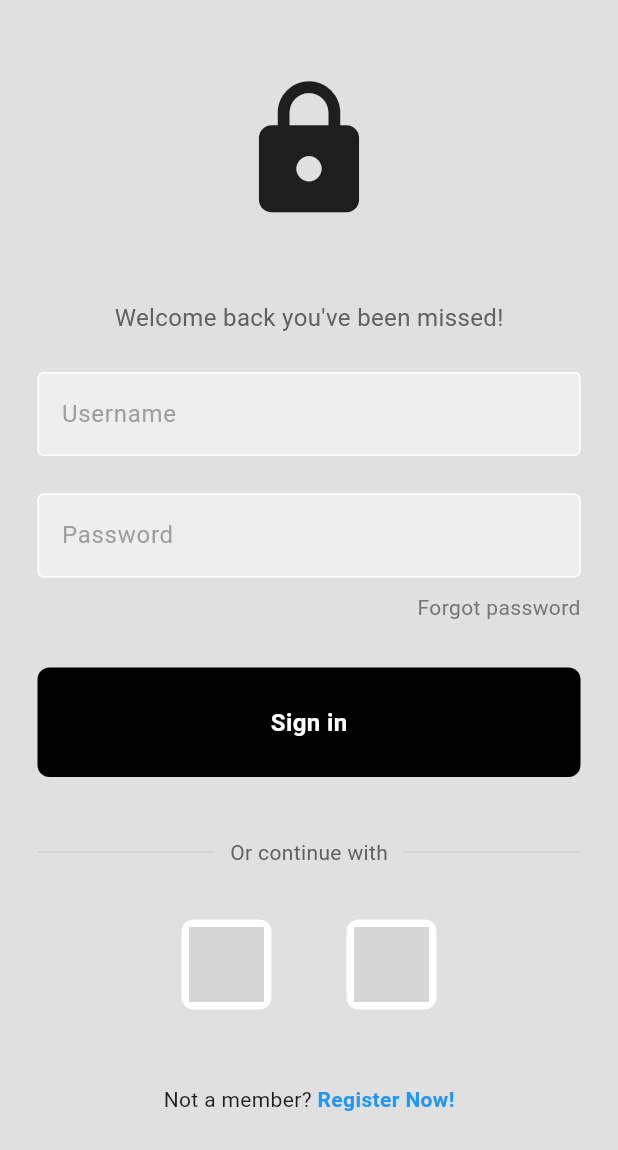
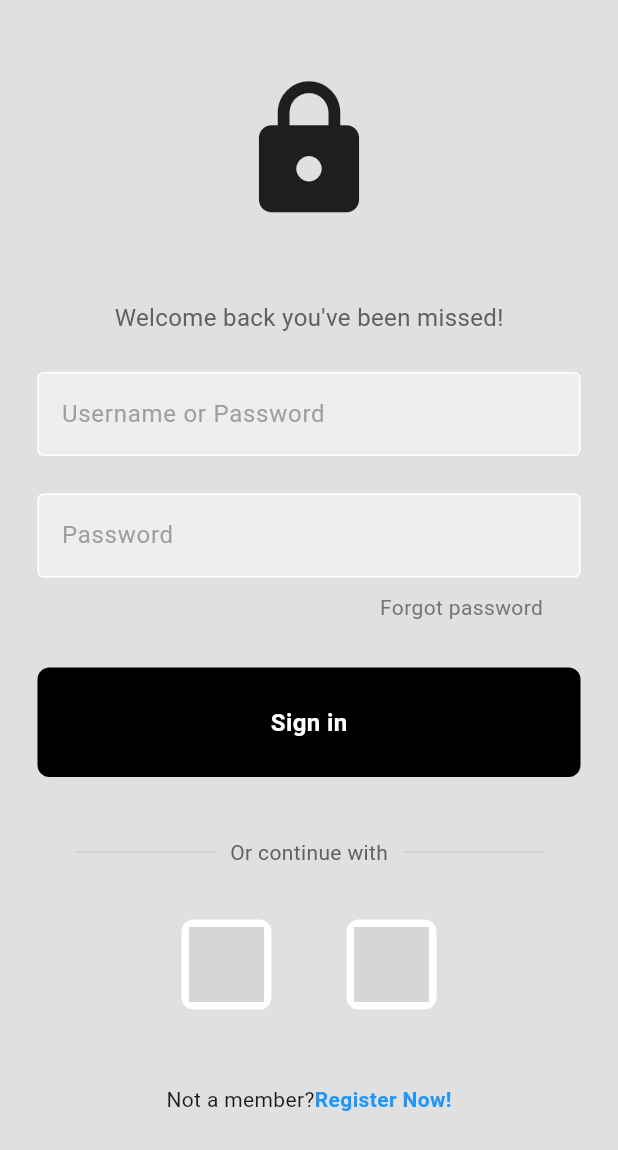
Before and after one commit to purevb/surveydart, a Flutter app: the screen it shows after launch, after a tap on "Sign in", on a phone screen of 412 x 824 dp. Shown: the top 1150 px of the screen. Run offline on Flutter 3.47's test engine with Material 3 defaults, Android fonts, the phone set to English and light mode, and no system bars; our stand-ins replace jwt_decoder, shared_preferences; network calls fail; grey boxes are pictures that could not be loaded.

Commit message:
why iam so stupid

```diff
--- a/lib/pages/login_page/components/my_button.dart
+++ /dev/null
@@ -1,26 +0,0 @@
-import 'package:flutter/material.dart';
-
-class MyButton extends StatelessWidget {
-  final Function() onTap;
-  const MyButton({super.key, required this.onTap});
-
-  @override
-  Widget build(BuildContext context) {
-    return GestureDetector(
-      onTap: () => {print("object")},
-      child: Container(
-        padding: const EdgeInsets.all(25),
-        margin: const EdgeInsets.symmetric(horizontal: 25),
-        decoration: BoxDecoration(
-            color: Colors.black, borderRadius: BorderRadius.circular(8)),
-        child: const Center(
-          child: Text(
-            "Sign in",
-            style: TextStyle(
-                color: Colors.white, fontWeight: FontWeight.bold, fontSize: 16),
-          ),
-        ),
-      ),
-    );
-  }
-}
--- a/lib/pages/login_page/components/my_textfield.dart
+++ /dev/null
@@ -1,32 +0,0 @@
-import 'package:flutter/material.dart';
-
-class MyTextField extends StatelessWidget {
-  final controller;
-  final String hintText;
-  final bool obscureText;
-  const MyTextField(
-      {super.key,
-      required this.controller,
-      required this.hintText,
-      required this.obscureText});
-
-  @override
-  Widget build(BuildContext context) {
-    return Padding(
-      padding: const EdgeInsets.symmetric(horizontal: 25),
-      child: TextField(
-        controller: controller,
-        obscureText: obscureText,
-        decoration: InputDecoration(
-            enabledBorder: const OutlineInputBorder(
-                borderSide: BorderSide(color: Colors.white)),
-            focusedBorder: OutlineInputBorder(
-                borderSide: BorderSide(color: Colors.grey.shade400)),
-            fillColor: Colors.grey.shade200,
-            filled: true,
-            hintText: hintText,
-            hintStyle: TextStyle(color: Colors.grey[500])),
-      ),
-    );
-  }
-}
--- a/lib/pages/login_page/components/square_tile.dart
+++ b/lib/pages/login_page/components/square_tile.dart
@@ -3,12 +3,8 @@ import 'package:flutter/material.dart';
 class SquareTile extends StatelessWidget {
   final String imagePath;
   const SquareTile({super.key, required this.imagePath});
-
   @override
   Widget build(BuildContext context) {
-    double width = MediaQuery.of(context).size.width;
-    double height = MediaQuery.of(context).size.height;
-
     return Padding(
       padding: const EdgeInsets.symmetric(horizontal: 25),
       child: Container(
--- a/lib/pages/login_page/login_page.dart
+++ b/lib/pages/login_page/login_page.dart
@@ -1,14 +1,58 @@
+import 'dart:convert';
+import 'package:http/http.dart' as http;
 import 'package:flutter/material.dart';
-import 'package:survey/pages/login_page/components/my_button.dart';
-import 'package:survey/pages/login_page/components/my_textfield.dart';
+import 'package:shared_preferences/shared_preferences.dart';
 import 'package:survey/pages/login_page/components/square_tile.dart';
+import 'package:survey/pages/login_page/register_page.dart';
+import 'package:survey/pages/survey/question.dart';
 
-class LoginPage extends StatelessWidget {
-  LoginPage({super.key});
-  final userNameController = TextEditingController();
+class LoginPage extends StatefulWidget {
+  const LoginPage({super.key});
+
+  @override
+  State<LoginPage> createState() => _LoginPageState();
+}
+
+class _LoginPageState extends State<LoginPage> {
+  final emailController = TextEditingController();
+
   final passWordController = TextEditingController();
-  void signUserIn() {
-    print("ajillj baina ");
+  late SharedPreferences prefs;
+
+  @override
+  void initState() {
+    super.initState();
+    setState(() {
+      initSharedPrefs();
+    });
+  }
+
+  Future<void> initSharedPrefs() async {
+    prefs = await SharedPreferences.getInstance();
+  }
+
+  void signUserIn() async {
+    if (emailController.text.isNotEmpty && passWordController.text.isNotEmpty) {
+      var reqBody = {
+        "email": emailController.text,
+        "password": passWordController.text
+      };
+
+      var response = await http.post(
+        Uri.parse('http://10.0.2.2:3106/api/login'),
+        headers: {"Content-Type": "application/json"},
+        body: jsonEncode(reqBody),
+      );
+      var jsonResponse = jsonDecode(response.body);
+      if (jsonResponse['status']) {
+        var myToken = jsonResponse['token'];
+        await prefs.setString('token', myToken);
+        Navigator.push(context,
+            MaterialPageRoute(builder: (context) => QuizPage(token: myToken)));
+      } else {
+        print("aldaaa");
+      }
+    }
   }
 
   @override
@@ -19,6 +63,8 @@ class LoginPage extends StatelessWidget {
       body: SafeArea(
         child: SingleChildScrollView(
           child: Center(
+            child: Container(
+              padding: const EdgeInsets.symmetric(horizontal: 25),
               child: Column(
                 mainAxisAlignment: MainAxisAlignment.center,
                 children: [
@@ -39,22 +85,40 @@ class LoginPage extends StatelessWidget {
                   const SizedBox(
                     height: 25,
                   ),
-                MyTextField(
-                  controller: userNameController,
-                  hintText: 'Username',
+                  TextField(
+                    controller: emailController,
                     obscureText: false,
+                    decoration: InputDecoration(
+                        enabledBorder: const OutlineInputBorder(
+                            borderSide: BorderSide(color: Colors.white)),
+                        focusedBorder: OutlineInputBorder(
+                            borderSide:
+                                BorderSide(color: Colors.grey.shade400)),
+                        fillColor: Colors.grey.shade200,
+                        filled: true,
+                        hintText: 'Username or Password',
+                        hintStyle: TextStyle(color: Colors.grey[500])),
                   ),
                   const SizedBox(
                     height: 25,
                   ),
-                MyTextField(
+                  TextField(
                     controller: passWordController,
+                    obscureText: true,
+                    decoration: InputDecoration(
+                        enabledBorder: const OutlineInputBorder(
+                            borderSide: BorderSide(color: Colors.white)),
+                        focusedBorder: OutlineInputBorder(
+                            borderSide:
+                                BorderSide(color: Colors.grey.shade400)),
+                        fillColor: Colors.grey.shade200,
+                        filled: true,
                         hintText: 'Password',
-                  obscureText: true,
+                        hintStyle: TextStyle(color: Colors.grey[500])),
                   ),
                   Padding(
-                  padding:
-                      const EdgeInsets.symmetric(horizontal: 25, vertical: 10),
+                    padding: const EdgeInsets.symmetric(
+                        horizontal: 25, vertical: 10),
                     child: Row(
                       mainAxisAlignment: MainAxisAlignment.end,
                       children: [
@@ -68,7 +132,28 @@ class LoginPage extends StatelessWidget {
                   const SizedBox(
                     height: 20,
                   ),
-                MyButton(onTap: signUserIn),
+                  GestureDetector(
+                    onTap: () {
+                      signUserIn();
+                    },
+                    child: Container(
+                      padding: const EdgeInsets.all(25),
+                      decoration: BoxDecoration(
+                        color: Colors.black,
+                        borderRadius: BorderRadius.circular(8),
+                      ),
+                      child: const Center(
+                        child: Text(
+                          "Sign in",
+                          style: TextStyle(
+                            color: Colors.white,
+                            fontWeight: FontWeight.bold,
+                            fontSize: 16,
+                          ),
+                        ),
+                      ),
+                    ),
+                  ),
                   const SizedBox(
                     height: 40,
                   ),
@@ -117,15 +202,25 @@ class LoginPage extends StatelessWidget {
                   const SizedBox(
                     height: 50,
                   ),
-                const Row(
+                  Row(
                     mainAxisAlignment: MainAxisAlignment.center,
+                    mainAxisSize: MainAxisSize.min,
                     children: [
-                    Text('Not a member? '),
-                    Text(
+                      const Text('Not a member?'),
+                      GestureDetector(
+                          onTap: () {
+                            Navigator.push(
+                                context,
+                                MaterialPageRoute(
+                                    builder: (context) =>
+                                        const RegisterPage()));
+                          },
+                          child: const Text(
                             'Register Now!',
                             style: TextStyle(
-                          fontWeight: FontWeight.bold, color: Colors.blue),
-                    )
+                                fontWeight: FontWeight.bold,
+                                color: Colors.blue),
+                          ))
                     ],
                   )
                 ],
@@ -133,6 +228,7 @@ class LoginPage extends StatelessWidget {
             ),
           ),
         ),
+      ),
     );
   }
 }
--- a/lib/pages/questions/question_types.dart/logical_choice.dart
+++ b/lib/pages/questions/question_types.dart/logical_choice.dart
@@ -96,7 +96,7 @@ class _LogicalChoiceState extends State<LogicalChoice> {
                     ),
                     if (questions != null && questions!.isNotEmpty)
                       Text(
-                        questions![1].questionText ?? "No question available",
+                        questions![1].questionText ?? "Noe",
                         style: const TextStyle(
                             fontWeight: FontWeight.bold,
                             color: Colors.white,
--- a/lib/services/survey_service.dart
+++ b/lib/services/survey_service.dart
@@ -4,7 +4,7 @@ import 'package:survey/models/survey_model.dart';
 class SurveyRemoteService {
   Future<List<Survey>?> getSurvey() async {
     var clients = http.Client();
-    var uris = Uri.parse('http://localhost:3106/api/survey');
+    var uris = Uri.parse('http://192.168.10.115:3106/api/survey');
     try {
       var response = await clients.get(uris);
       if (response.statusCode == 200) {
--- a/pubspec.yaml
+++ b/pubspec.yaml
@@ -36,13 +36,15 @@ dependencies:
   # Use with the CupertinoIcons class for iOS style icons.
   cupertino_icons: ^1.0.6
   http: ^1.2.1
+  shared_preferences: ^2.1.0
+  jwt_decoder: ^2.0.1
 
 dev_dependencies:
   flutter_test:
     sdk: flutter
 
   # The "flutter_lints" package below contains a set of recommended lints to
-  # encourage good coding practices. The lint set provided by the package is
+  # encourage good codina practices. The lint set provided by the package is
   # activated in the `analysis_options.yaml` file located at the root of your
   # package. See that file for information about deactivating specific lint
   # rules and activating additional ones.
```
Also changed, not shown: lib/pages/login_page/register_page.dart (added, +142 -0 lines), lib/pages/survey/question.dart (+18 -2 lines), lib/pages/survey/survey.dart (+73 -73 lines), pubspec.lock, 1 other file. Lines whose indentation alone changed are shown as unchanged.
